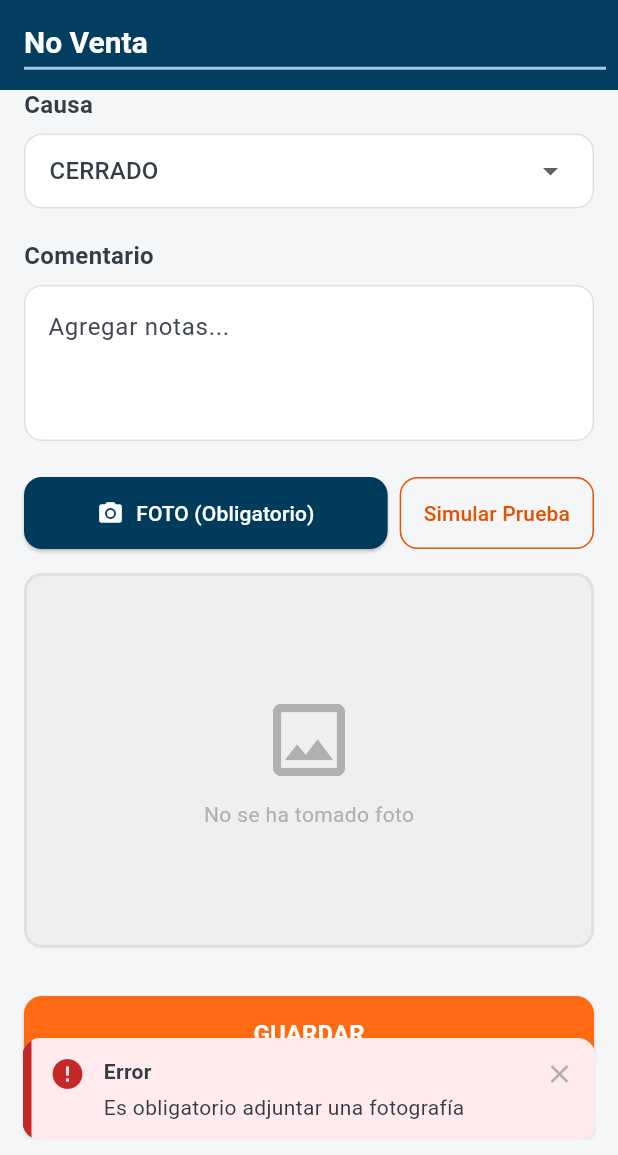
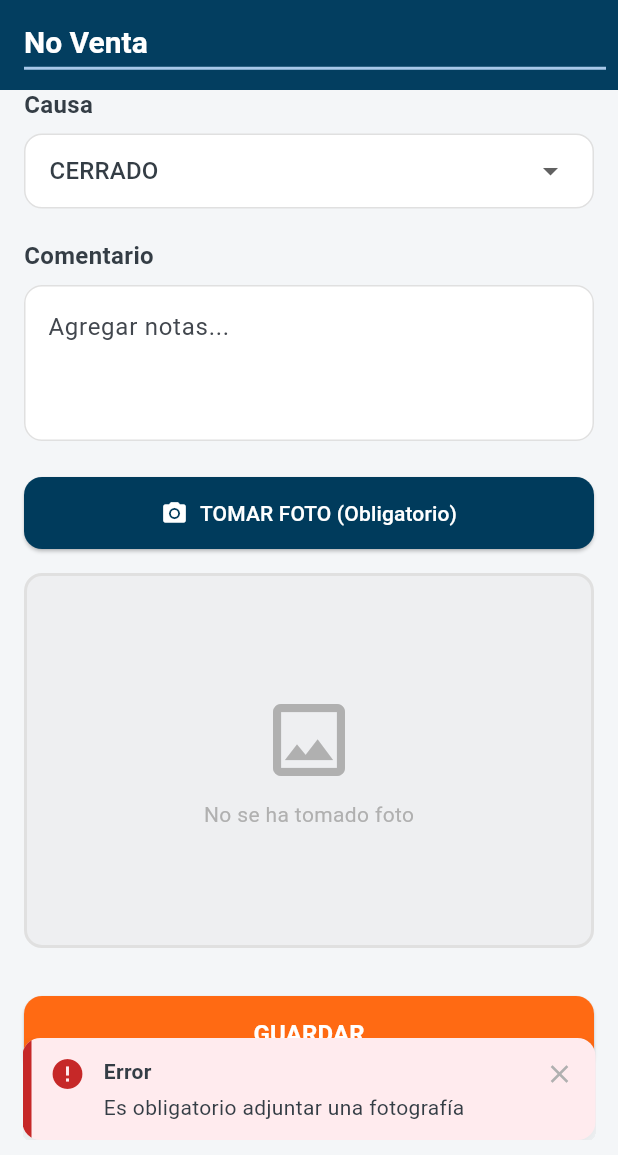
Before and after one commit to estr05/RutX-AppMovil, a Flutter app: the NoVentaPage screen opened directly with empty values, scrolled down 156 dp, after a tap on "GUARDAR", on a phone screen of 412 x 824 dp, the part 81-1236 px from its top. Run offline on Flutter 3.47's test engine with Material 3 defaults, Android fonts, the phone set to English and light mode, and no system bars; our stand-ins replace connectivity_plus, dio, flutter_svg, image_picker, shared_preferences, sqflite and 1 more; accounts and stored records are empty; project files that could hold a hidden picture were left out.

Commit message:
Feat(NoVenta): Eliminado borrado de ventas, foto obligatoria optimizada y remoción de simulación
- Se remueve la opción de 'Borrar ventas viejas' en resumen_dia_page por seguridad en pre-producción.
- Se optimiza captura de fotos en no_venta_page (maxWidth/maxHeight 1024px, 70% calidad) reduciendo peso de ~6MB a ~150KB.
- Se elimina el botón de simulación de prueba para requerir foto real con cámara en sitio.
- Se mejora la retroalimentación visual al usuario según si la no venta se sincronizó o se guardó localmente.

```diff
--- a/lib/features/sales/presentation/pages/no_venta_page.dart
+++ b/lib/features/sales/presentation/pages/no_venta_page.dart
@@ -77,7 +77,9 @@ class _NoVentaPageState extends State<NoVentaPage> {
     try {
       final XFile? photo = await _picker.pickImage(
         source: ImageSource.camera,
-        imageQuality: 70, // Compress slightly
+        maxWidth: 1024,
+        maxHeight: 1024,
+        imageQuality: 70, // Reducir dimensiones y compresión para ~150KB por foto
       );
       if (photo != null) {
         // image_picker guarda en la caché del sistema (se puede borrar en
@@ -106,14 +108,6 @@ class _NoVentaPageState extends State<NoVentaPage> {
     final destino = '${carpeta.path}/$nombre';
     await File(photo.path).copy(destino);
     return destino;
-  }
-
-  void _simulatePhoto() {
-    // Dummy simulation for development
-    setState(() {
-      _imagePath = 'simulated_photo_path_123.jpg';
-    });
-    showSuccess(context, 'Foto simulada agregada exitosamente');
   }
 
   Future<void> _saveNoVenta() async {
@@ -168,7 +162,11 @@ class _NoVentaPageState extends State<NoVentaPage> {
     final syncResult = await salesRepository.saveAndSyncSale(noVenta);
 
     if (mounted) {
-      showSuccess(context, 'Visita y evidencia registradas con éxito');
+      if (syncResult?['success'] == true) {
+        showSuccess(context, 'Visita y evidencia registradas y sincronizadas con éxito');
+      } else {
+        showInfo(context, 'Visita y evidencia guardadas localmente');
+      }
       Navigator.of(context).pop();
     }
   }
@@ -330,10 +328,9 @@ class _NoVentaPageState extends State<NoVentaPage> {
                     ),
                     const SizedBox(height: 24),
 
-                    // Foto Section
-                    Row(
-                      children: [
-                        Expanded(
+                    // Foto Section (Obligatoria para validación presencial)
+                    SizedBox(
+                      width: double.infinity,
                       child: ElevatedButton.icon(
                         onPressed: _takePhoto,
                         style: ElevatedButton.styleFrom(
@@ -345,29 +342,8 @@ class _NoVentaPageState extends State<NoVentaPage> {
                           ),
                         ),
                         icon: const Icon(Icons.camera_alt),
-                            label: const Text('FOTO (Obligatorio)'),
+                        label: const Text('TOMAR FOTO (Obligatorio)'),
                       ),
-                        ),
-                        const SizedBox(width: 8),
-                        // Botón algorítmico de prueba solicitado por el usuario
-                        OutlinedButton(
-                          onPressed: _simulatePhoto,
-                          style: OutlinedButton.styleFrom(
-                            foregroundColor: AppTheme.statusOrange,
-                            side: const BorderSide(
-                              color: AppTheme.statusOrange,
-                            ),
-                            padding: const EdgeInsets.symmetric(
-                              vertical: 14,
-                              horizontal: 16,
-                            ),
-                            shape: RoundedRectangleBorder(
-                              borderRadius: BorderRadius.circular(12),
-                            ),
-                          ),
-                          child: const Text('Simular Prueba'),
-                        ),
-                      ],
                     ),
                     const SizedBox(height: 16),
 
@@ -399,25 +375,6 @@ class _NoVentaPageState extends State<NoVentaPage> {
                                     'No se ha tomado foto',
                                     style: TextStyle(
                                       color: AppTheme.textSecondary,
-                                    ),
-                                  ),
-                                ],
-                              )
-                              : _imagePath == 'simulated_photo_path_123.jpg'
-                              ? const Column(
-                                mainAxisAlignment: MainAxisAlignment.center,
-                                children: [
-                                  Icon(
-                                    Icons.check_circle_outline,
-                                    size: 64,
-                                    color: AppTheme.statusGreen,
-                                  ),
-                                  SizedBox(height: 8),
-                                  Text(
-                                    'Foto Simulada (Modo Pruebas)',
-                                    style: TextStyle(
-                                      color: AppTheme.statusGreen,
-                                      fontWeight: FontWeight.bold,
                                     ),
                                   ),
                                 ],
```
Lines whose indentation alone changed are shown as unchanged.
